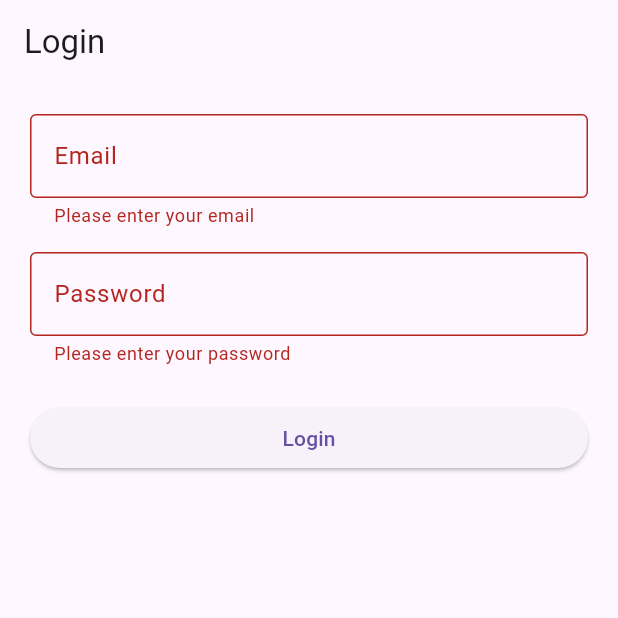
After one commit to kindy10/dsa_learning_app, a Flutter app: the screen it shows after launch, after a tap on "Login", on a phone screen of 412 x 824 dp, the top half of it. The commit adds this screen. Run offline on Flutter 3.47's test engine with Material 3 defaults, Android fonts, the phone set to English and light mode, and no system bars.

Commit message:
DSAP-2 Add login screen

```diff
--- a/lib/main.dart
+++ b/lib/main.dart
@@ -1,27 +1,66 @@
+// import 'package:flutter/material.dart';
+// import 'core/theme/app_theme.dart';
+// import 'screens/main_shell.dart';
+
+// /// The entry point of every Flutter application.
+// void main() {
+//   runApp(const DsaLearningApp());
+// }
+
+// /// Root widget of the application.
+// /// Configures the app title, global theme, and initial home screen.
+// class DsaLearningApp extends StatelessWidget {
+//   const DsaLearningApp({super.key});
+
+//   @override
+//   Widget build(BuildContext context) {
+//     return MaterialApp(
+//       title: 'DSA Learning',
+//       // Hides the red "DEBUG" banner in the top-right corner
+//       debugShowCheckedModeBanner: false,
+//       // Applies our custom purple-and-white theme globally
+//       theme: AppTheme.lightTheme,
+//       // Loads the bottom navigation shell as the first screen
+//       home: const MainShell(),
+//     );
+//   }
+// }
+
+// import 'package:flutter/material.dart';
+// import 'screens/register_screen.dart';
+
+// void main() {
+//   runApp(const MyApp());
+// }
+
+// class MyApp extends StatelessWidget {
+//   const MyApp({super.key});
+
+//   @override
+//   Widget build(BuildContext context) {
+//     return const MaterialApp(
+//       debugShowCheckedModeBanner: false,
+//       home: RegisterScreen(),
+//     );
+//   }
+// }
+
+
 import 'package:flutter/material.dart';
-import 'core/theme/app_theme.dart';
-import 'screens/main_shell.dart';
+import 'screens/login_screen.dart';
 
-/// The entry point of every Flutter application.
 void main() {
-  runApp(const DsaLearningApp());
+  runApp(const MyApp());
 }
 
-/// Root widget of the application.
-/// Configures the app title, global theme, and initial home screen.
-class DsaLearningApp extends StatelessWidget {
-  const DsaLearningApp({super.key});
+class MyApp extends StatelessWidget {
+  const MyApp({super.key});
 
   @override
   Widget build(BuildContext context) {
-    return MaterialApp(
-      title: 'DSA Learning',
-      // Hides the red "DEBUG" banner in the top-right corner
+    return const MaterialApp(
       debugShowCheckedModeBanner: false,
-      // Applies our custom purple-and-white theme globally
-      theme: AppTheme.lightTheme,
-      // Loads the bottom navigation shell as the first screen
-      home: const MainShell(),
+      home: LoginScreen(),
     );
   }
 }
--- /dev/null
+++ b/lib/screens/login_screen.dart
@@ -0,0 +1,104 @@
+import 'package:flutter/material.dart';
+
+class LoginScreen extends StatefulWidget {
+  const LoginScreen({super.key});
+
+  @override
+  State<LoginScreen> createState() => _LoginScreenState();
+}
+
+class _LoginScreenState extends State<LoginScreen> {
+  final _formKey = GlobalKey<FormState>();
+
+  final _emailController = TextEditingController();
+  final _passwordController = TextEditingController();
+
+  void _login() {
+    if (_formKey.currentState!.validate()) {
+      ScaffoldMessenger.of(context).showSnackBar(
+        const SnackBar(
+          content: Text('Login successful!'),
+        ),
+      );
+    }
+  }
+
+  @override
+  void dispose() {
+    _emailController.dispose();
+    _passwordController.dispose();
+    super.dispose();
+  }
+
+  @override
+  Widget build(BuildContext context) {
+    return Scaffold(
+      appBar: AppBar(
+        title: const Text('Login'),
+      ),
+      body: Padding(
+        padding: const EdgeInsets.all(20),
+        child: Form(
+          key: _formKey,
+          child: Column(
+            children: [
+              // Email
+              TextFormField(
+                controller: _emailController,
+                keyboardType: TextInputType.emailAddress,
+                decoration: const InputDecoration(
+                  labelText: 'Email',
+                  border: OutlineInputBorder(),
+                ),
+                validator: (value) {
+                  if (value == null || value.trim().isEmpty) {
+                    return 'Please enter your email';
+                  }
+
+                  if (!value.contains('@') || !value.contains('.')) {
+                    return 'Please enter a valid email';
+                  }
+
+                  return null;
+                },
+              ),
+
+              const SizedBox(height: 16),
+
+              // Password
+              TextFormField(
+                controller: _passwordController,
+                obscureText: true,
+                decoration: const InputDecoration(
+                  labelText: 'Password',
+                  border: OutlineInputBorder(),
+                ),
+                validator: (value) {
+                  if (value == null || value.isEmpty) {
+                    return 'Please enter your password';
+                  }
+
+                  if (value.length < 6) {
+                    return 'Password must be at least 6 characters';
+                  }
+
+                  return null;
+                },
+              ),
+
+              const SizedBox(height: 24),
+
+              SizedBox(
+                width: double.infinity,
+                child: ElevatedButton(
+                  onPressed: _login,
+                  child: const Text('Login'),
+                ),
+              ),
+            ],
+          ),
+        ),
+      ),
+    );
+  }
+}
```
